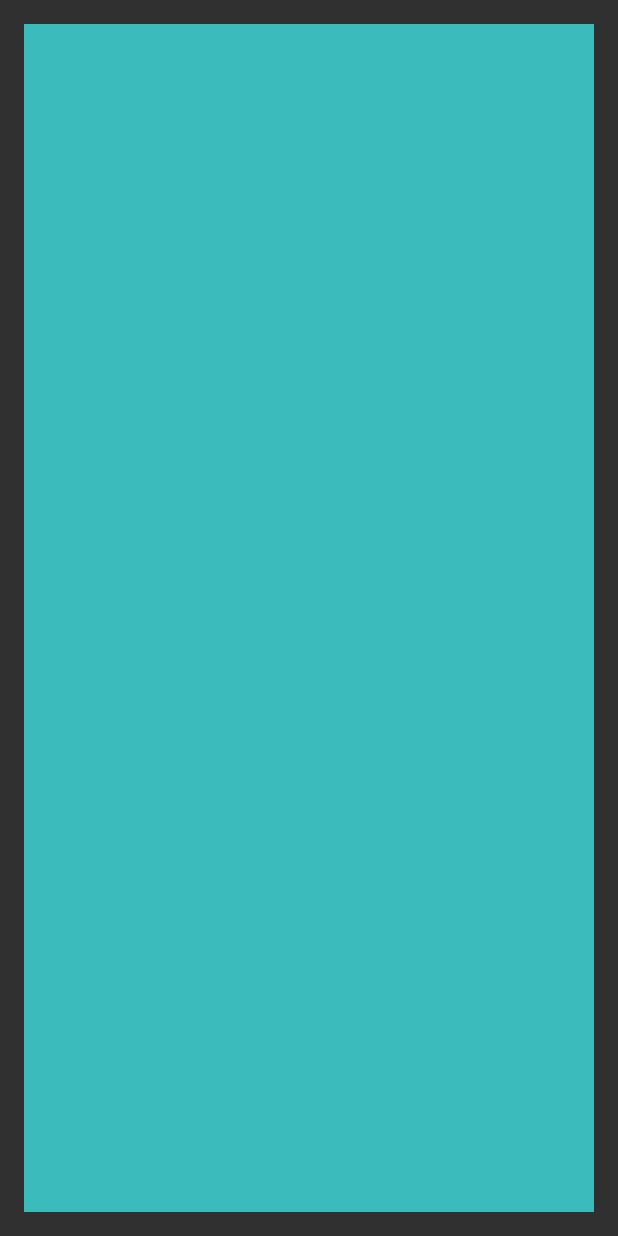
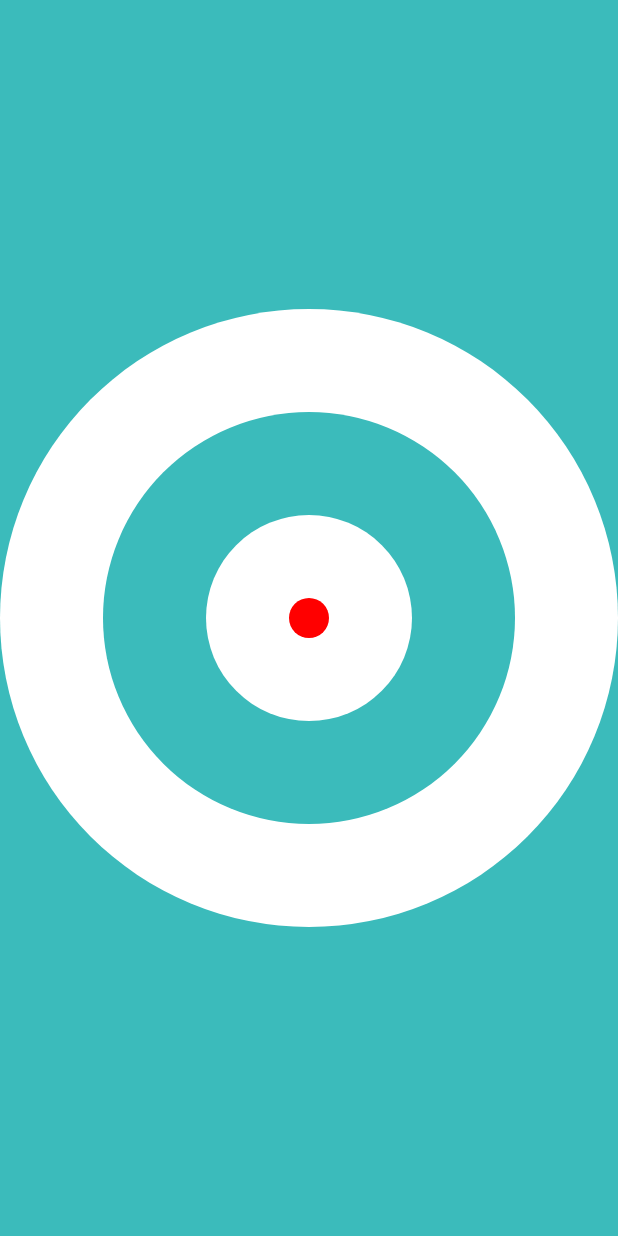
Before and after one commit to ptar104/CMSC436_MS_Detector_Team_Koutras, an Android app: the BallActivity screen opened directly, with no data from a screen before it, on a phone screen of 412 x 824 dp. Run offline under Robolectric (Android 15) with nearby library versions, the phone set to English and light mode, and no system bars.

Commit message:
Ball
Draw target

```diff
--- a/app/src/main/java/com/capstone/petros/cmsc436msdetector/BallView.java
+++ b/app/src/main/java/com/capstone/petros/cmsc436msdetector/BallView.java
@@ -3,19 +3,29 @@ package com.capstone.petros.cmsc436msdetector;
 import android.content.Context;
 import android.graphics.Canvas;
 import android.graphics.Color;
+import android.graphics.Paint;
 import android.util.AttributeSet;
 
+import android.view.Display;
+import android.view.MotionEvent;
 import android.view.View;
+import android.view.WindowManager;
 
 /**
  * Created by MarkCreamer on 2/16/17.
  */
 
 public class BallView extends View {
+    Display disp = ((WindowManager)this.getContext().getSystemService(Context.WINDOW_SERVICE)).getDefaultDisplay();
+    Paint paint1 = new Paint();
+    Paint paint2 = new Paint();
+    Paint paint3 = new Paint();
+    Paint ball = new Paint();
+    private int x = (disp.getWidth() / 2);
+    private int y = (disp.getHeight() / 2);
 
     public BallView(Context context) {
         super(context);
-
     }
 
     public BallView(Context context, AttributeSet attrs) {
@@ -30,6 +40,36 @@ public class BallView extends View {
 
     @Override
     public void onDraw(Canvas canvas) {
+        super.onDraw(canvas);
+        paint1.setColor(Color.WHITE);
+        paint2.setColor(Color.parseColor("#3BBBBB"));
+        paint3.setColor(Color.WHITE);
+        ball.setColor(Color.RED);
+        canvas.drawCircle(getWidth()/2, getHeight()/2, getWidth()/2, paint1);
+        canvas.drawCircle(getWidth()/2, getHeight()/2, getWidth()/3, paint2);
+        canvas.drawCircle(getWidth()/2, getHeight()/2, getWidth()/6, paint3);
+        canvas.drawCircle(x, y, 20, ball);
 
     }
+
+    public boolean onTouchEvent(MotionEvent event) {
+        switch (event.getAction()) {
+            case MotionEvent.ACTION_DOWN:
+
+            case MotionEvent.ACTION_MOVE:
+
+            case MotionEvent.ACTION_UP:
+
+                x = (int) event.getX();
+                y = (int) event.getY();
+                break;
+        }
+        int width = getWidth()/2;
+        int height = getHeight()/2;
+
+        if(x >= width - width && y >= height - width && x <= width + width && y <= height + width){
+            invalidate();
+        }
+        return true;
+    }
 }
--- a/app/src/main/res/layout/activity_ball.xml
+++ b/app/src/main/res/layout/activity_ball.xml
@@ -4,10 +4,6 @@
     android:id="@+id/activity_ball"
     android:layout_width="match_parent"
     android:layout_height="match_parent"
-    android:paddingBottom="@dimen/activity_vertical_margin"
-    android:paddingLeft="@dimen/activity_horizontal_margin"
-    android:paddingRight="@dimen/activity_horizontal_margin"
-    android:paddingTop="@dimen/activity_vertical_margin"
     tools:context="com.capstone.petros.cmsc436msdetector.BallActivity">
 
     <!--<TextView android:id="@+id/instructionsText"
```
